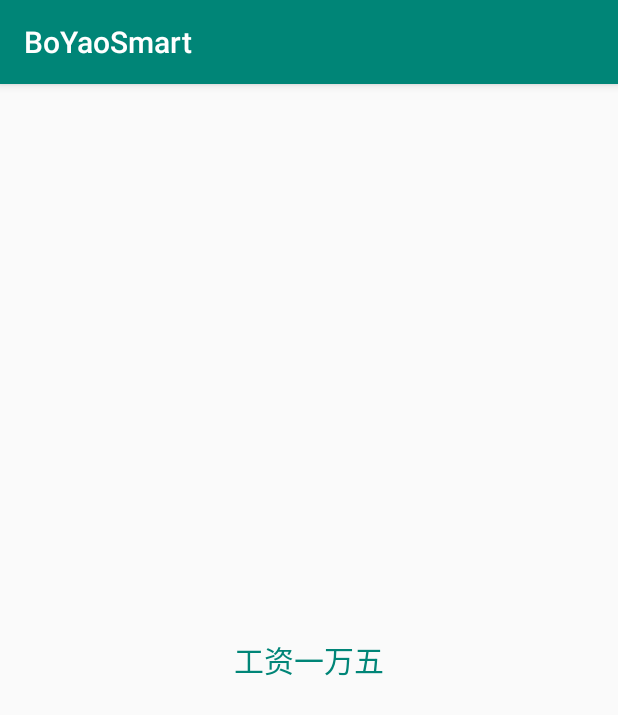
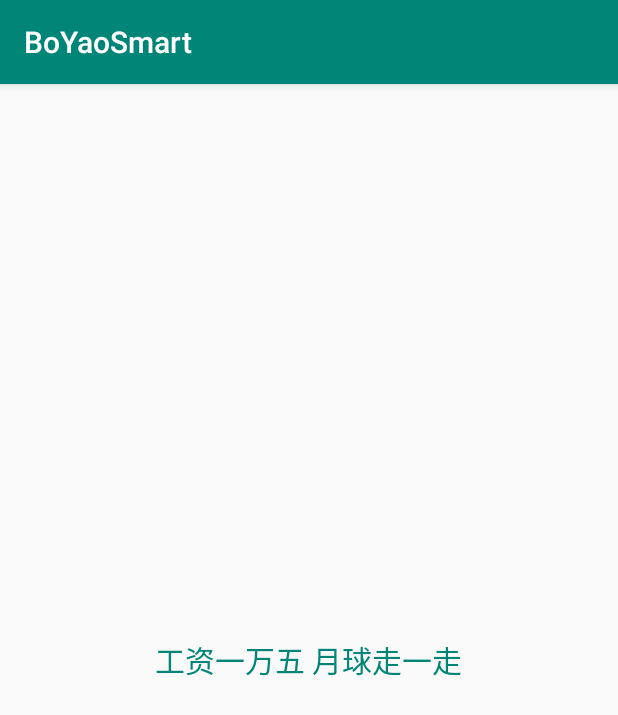
Before and after one commit to byangyinghua/smartboyao, an Android app: the screen it shows after launch (MainActivity), on a phone screen of 412 x 824 dp. Shown: the top 715 px of the screen. Run offline under Robolectric (Android 15) with nearby library versions, the phone set to English and light mode, and no system bars.

Commit message:
搞定了

```diff
--- a/app/src/main/res/layout/activity_home.xml
+++ b/app/src/main/res/layout/activity_home.xml
@@ -1,6 +1,5 @@
 <?xml version="1.0" encoding="utf-8"?>
 <androidx.constraintlayout.widget.ConstraintLayout xmlns:android="http://schemas.android.com/apk/res/android"
-    xmlns:app="http://schemas.android.com/apk/res-auto"
     xmlns:tools="http://schemas.android.com/tools"
     android:layout_width="match_parent"
     android:layout_height="match_parent"
--- a/app/src/main/res/layout/activity_main.xml
+++ b/app/src/main/res/layout/activity_main.xml
@@ -10,7 +10,7 @@
     <TextView
         android:layout_width="wrap_content"
         android:layout_height="wrap_content"
-        android:text="工资一万五"
+        android:text="工资一万五 月球走一走"
         android:textColor="@color/colorPrimary"
         android:textSize="20dp"
         app:layout_constraintBottom_toBottomOf="parent"
--- a/build.gradle
+++ b/build.gradle
@@ -7,9 +7,8 @@ buildscript {
         jcenter()
     }
     dependencies {
-        classpath 'com.android.tools.build:gradle:3.2.0-beta05'
-
-
+        classpath 'com.android.tools.build:gradle:3.0.1'
+        classpath 'org.greenrobot:greendao-gradle-plugin:3.1.0'
         // NOTE: Do not place your application dependencies here; they belong
         // in the individual module build.gradle files
     }
```
Also changed, not shown: gradle/wrapper/gradle-wrapper.properties.
